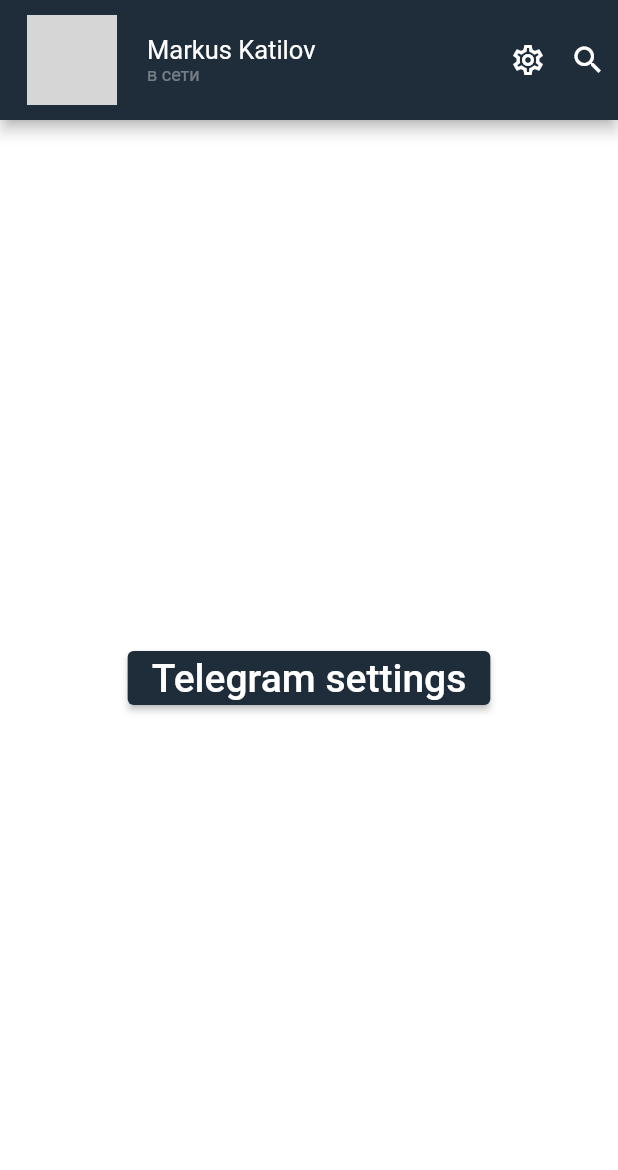
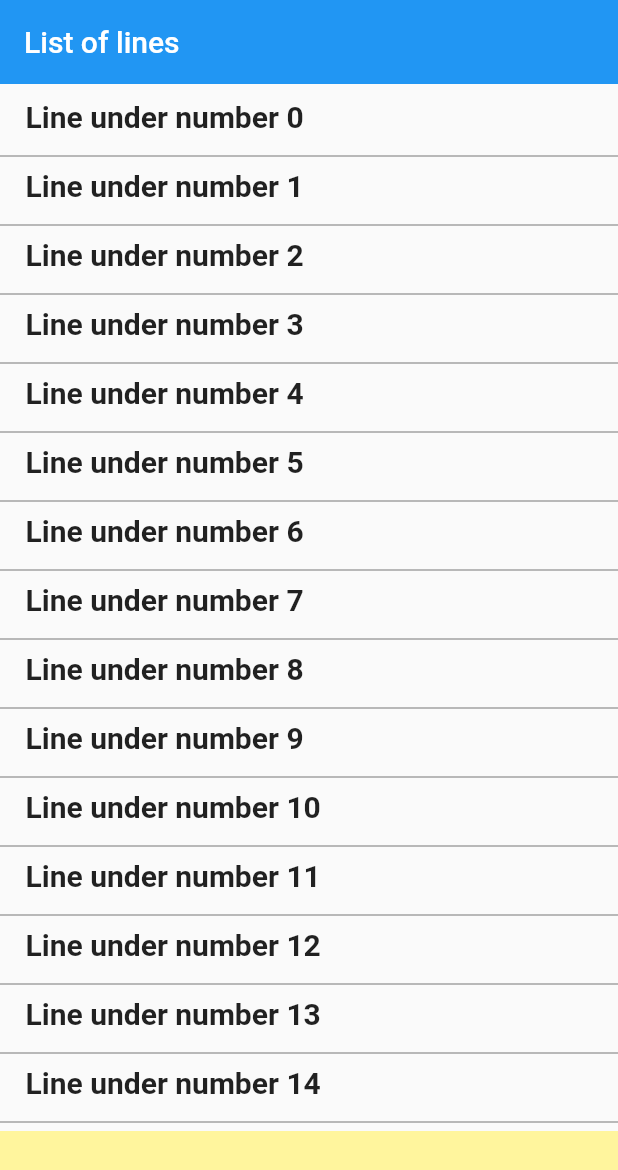
Before and after one commit to Maruru-k/intens_fl, a Flutter app: the screen it shows after launch, on a phone screen of 412 x 824 dp. Shown: the top 1170 px of the screen. Run offline on Flutter 3.47's test engine with Material 2 defaults, Android fonts, the phone set to English and light mode, and no system bars; grey boxes are pictures that could not be loaded.

Commit message:
scroll_text.dart

```diff
--- a/lib/main.dart
+++ b/lib/main.dart
@@ -4,38 +4,40 @@ import 'package:intens_fl/les54.dart';
 import 'package:intens_fl/screens/intens_task/noble_gas/noble_gas_screen.dart';
 import 'package:intens_fl/screens/intens_task/olimpics/olympics22.dart';
 
+import 'scroll_text.dart';
+
 void main() {
   runApp(const MyApp());
 }
 
+// class MyApp extends StatelessWidget {
+//   const MyApp({Key? key}) : super(key: key);
+//
+//   @override
+//   Widget build(BuildContext context) {
+//     return MaterialApp(
+//       theme: ThemeData(
+//           colorScheme: const ColorScheme.dark(primary: Color(0xff1f2d3b))),
+//       debugShowCheckedModeBanner: false,
+//       title: "Hell o",
+//       routes: NavigationData().navigationData,
+//     );
+//   }
+// }
+//
 class MyApp extends StatelessWidget {
   const MyApp({Key? key}) : super(key: key);
 
   @override
   Widget build(BuildContext context) {
     return MaterialApp(
-      theme: ThemeData(
-          colorScheme: const ColorScheme.dark(primary: Color(0xff1f2d3b))),
+      // theme: ThemeData(colorScheme: const ColorScheme.dark(primary: Color(0xff1f2d3b))),
       debugShowCheckedModeBanner: false,
+      home: ScrollText(),
       title: "Hell o",
-      routes: NavigationData().navigationData,
     );
   }
 }
-//
-// class MyApp extends StatelessWidget {
-//   const MyApp({Key? key}) : super(key: key);
-//
-//   @override
-//   Widget build(BuildContext context) {
-//     return const MaterialApp(
-//       // theme: ThemeData(colorScheme: const ColorScheme.dark(primary: Color(0xff1f2d3b))),
-//       debugShowCheckedModeBanner: false,
-//       home: Example(),
-//       title: "Hell o",
-//     );
-//   }
-// }
 
 // class MyApp extends StatelessWidget {
 //   const MyApp({Key? key}) : super(key: key);
--- /dev/null
+++ b/lib/scroll_text.dart
@@ -0,0 +1,54 @@
+import 'package:flutter/material.dart';
+
+class ScrollText extends StatelessWidget {
+  final List<Widget> wid = [];
+
+  ScrollText({Key? key}) : super(key: key);
+
+  @override
+  Widget build(BuildContext context) {
+    for (int i = 0; i < 100; i += 1) {
+      wid.add(
+        Container(
+          height: 30,
+          padding: const EdgeInsets.only(left: 17),
+          child: Text(
+            "Line under number $i",
+            style: const TextStyle(fontSize: 20, fontWeight: FontWeight.bold),
+          ),
+        ),
+      );
+    }
+
+    return Scaffold(
+      appBar: AppBar(
+        elevation: 0,
+        title: const Text('List of lines'),
+      ),
+      body: Column(
+        crossAxisAlignment: CrossAxisAlignment.start,
+        children: [
+          const SizedBox(height: 10),
+          Expanded(
+            child: ListView.separated(
+              physics: const BouncingScrollPhysics(),
+              itemCount: wid.length,
+              itemBuilder: (ctx, i) => Container(
+                alignment: Alignment.centerLeft,
+                child: wid[i],
+              ),
+              separatorBuilder: (ctx, i) => Divider(
+                color: Colors.black.withOpacity(.5),
+                thickness: .7,
+              ),
+            ),
+          ),
+          Container(
+            height: 70,
+            color: Colors.yellow[200],
+          )
+        ],
+      ),
+    );
+  }
+}
```
